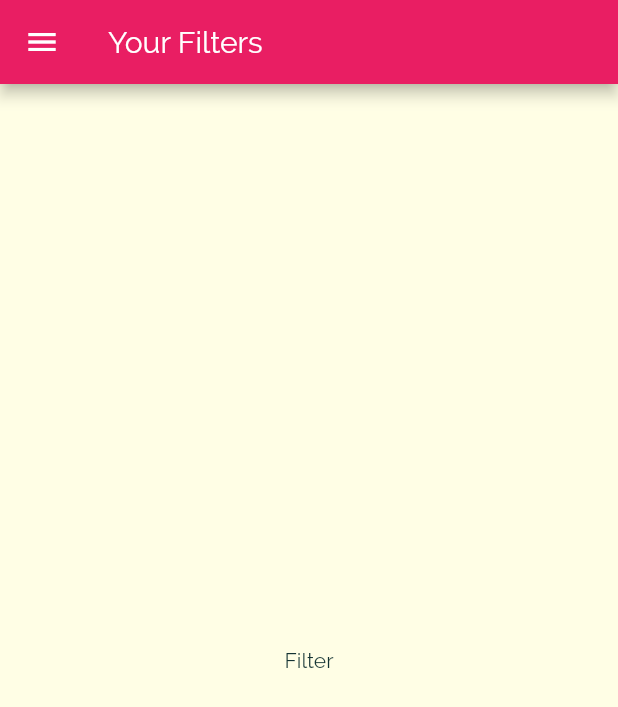
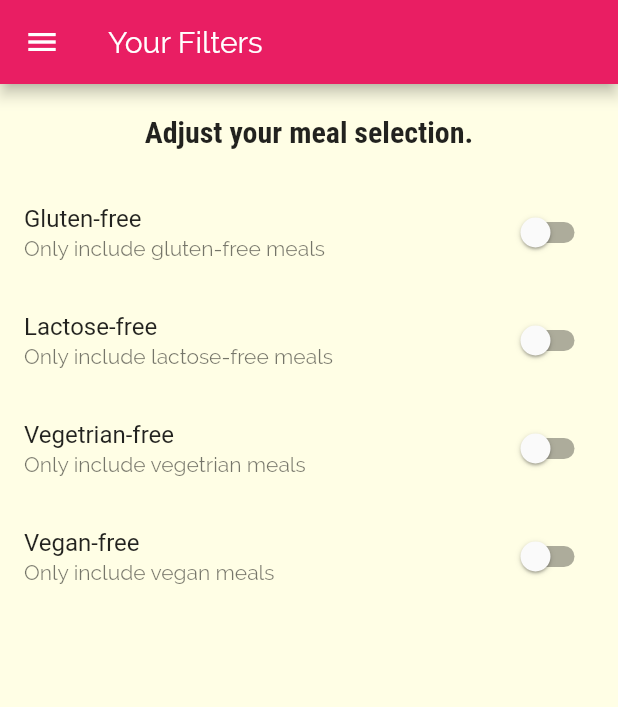
Before and after one commit to goki0524/meals_app, a Flutter app: the FiltersScreen screen opened by its route, on a phone screen of 412 x 824 dp. Shown: the top 707 px of the screen. Run offline on Flutter 3.47's test engine with Material 2 defaults, Android fonts, the phone set to English and light mode, and no system bars.

Commit message:
finish 175

```diff
--- a/lib/screens/filters_screen.dart
+++ b/lib/screens/filters_screen.dart
@@ -1,8 +1,35 @@
 import 'package:flutter/material.dart';
 import '../widgets/main_drawer.dart';
 
-class FiltersScreen extends StatelessWidget {
+class FiltersScreen extends StatefulWidget {
   static const routeName = '/filters';
+
+  @override
+  _FiltersScreenState createState() => _FiltersScreenState();
+}
+
+class _FiltersScreenState extends State<FiltersScreen> {
+  bool _glutenFree = false;
+  bool _vegetarian = false;
+  bool _vegan = false;
+  bool _lactoseFree = false;
+
+  Widget _buildSwitchListTile(
+    String title,
+    String description,
+    bool currentValue,
+    Function updateValue,
+  ) {
+    return SwitchListTile(
+      title: Text(title),
+      value: currentValue,
+      subtitle: Text(
+        description,
+      ),
+      onChanged: updateValue,
+    );
+  }
+
   @override
   Widget build(BuildContext context) {
     return Scaffold(
@@ -10,9 +37,68 @@ class FiltersScreen extends StatelessWidget {
           title: Text('Your Filters'),
         ),
         drawer: MainDrawer(),
-      body: Center(
-        child: Text('Filter'),
+        body: Column(
+          children: <Widget>[
+            Container(
+              padding: EdgeInsets.all(20),
+              child: Text('Adjust your meal selection.',
+                  style: Theme.of(context).textTheme.title),
             ),
+            Expanded(
+              child: ListView(
+                children: <Widget>[
+                  _buildSwitchListTile(
+                    'Gluten-free',
+                    'Only include gluten-free meals',
+                    _glutenFree,
+                    (newValue) {
+                      setState(
+                        () {
+                          _glutenFree = newValue;
+                        },
                       );
+                    },
+                  ),
+                  _buildSwitchListTile(
+                    'Lactose-free',
+                    'Only include lactose-free meals',
+                    _lactoseFree,
+                    (newValue) {
+                      setState(
+                        () {
+                          _lactoseFree = newValue;
+                        },
+                      );
+                    },
+                  ),
+                  _buildSwitchListTile(
+                    'Vegetrian-free',
+                    'Only include vegetrian meals',
+                    _vegetarian,
+                    (newValue) {
+                      setState(
+                        () {
+                          _vegetarian = newValue;
+                        },
+                      );
+                    },
+                  ),
+                  _buildSwitchListTile(
+                    'Vegan-free',
+                    'Only include vegan meals',
+                    _vegan,
+                    (newValue) {
+                      setState(
+                        () {
+                          _vegan = newValue;
+                        },
+                      );
+                    },
+                  ),
+                ],
+              ),
+            )
+          ],
+        ));
   }
 }
```
Lines whose indentation alone changed are shown as unchanged.
